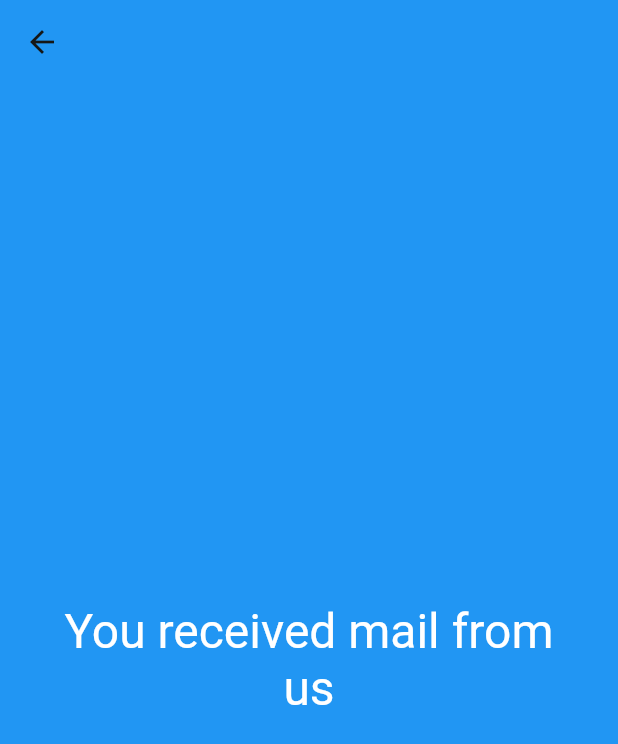
After one commit to syncier/la_isla_bonita_ui, a Flutter app: the ConfirmEmail screen opened by its route, on a phone screen of 412 x 824 dp. The commit adds this screen. Shown: the top 744 px of the screen. Run offline on Flutter 3.47's test engine with Material 2 defaults, Android fonts, the phone set to English and light mode, and no system bars; our stand-ins replace bloc, equatable, firebase_auth, firebase_core, flutter_bloc, google_sign_in and 2 more; missing offline and left inert: flutter_facebook_auth; accounts and stored records are empty; network calls fail.

Commit message:
[IP-38]: add email verification and basic email page

```diff
--- /dev/null
+++ b/lib/app/sign_in/confirm_email_page.dart
@@ -0,0 +1,29 @@
+import 'package:flutter/material.dart';
+
+class ConfirmEmail extends StatelessWidget {
+  static const id = 'confirm-email';
+
+  const ConfirmEmail({Key key}) : super(key: key);
+
+  @override
+  Widget build(BuildContext context) {
+    return Scaffold(
+      backgroundColor: Colors.blue,
+      appBar: AppBar(
+        elevation: 0.0,
+        backgroundColor: Colors.blue,
+      ),
+      body: Container(
+        child: Center(
+            child: Padding(
+              padding: EdgeInsets.all(24.0),
+              child: Text(
+                'You received mail from us',
+                textAlign: TextAlign.center,
+                style: TextStyle(color: Colors.white, fontSize: 32,),
+              ),
+            )),
+      ),
+    );
+  }
+}
--- a/lib/services/auth.dart
+++ b/lib/services/auth.dart
@@ -40,6 +40,7 @@ class Auth implements AuthBase {
         email: email, password: password);
     final user = userCredential.user;
     await user.updateProfile(displayName: username);
+    await user.sendEmailVerification();
 
     return user;
   }
```
Also changed, not shown: lib/app/sign_in/email_sign_in_bloc.dart (+7 -3 lines), lib/app/sign_in/email_sign_in_form.dart (+7 -2 lines), lib/main.dart (+6 -3 lines).
